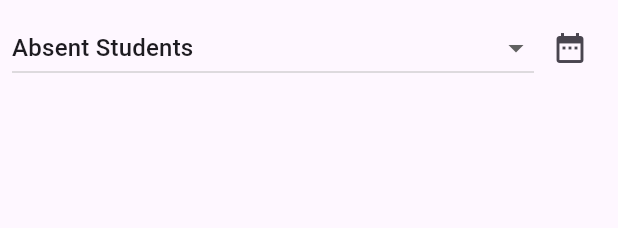
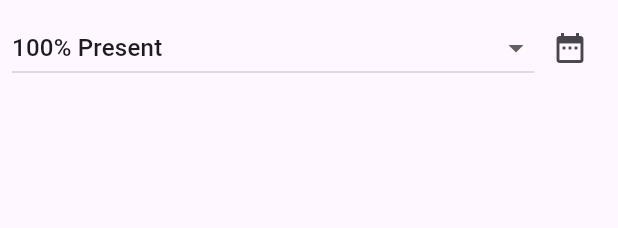
Before and after one commit to feby-saji/attendence_app, a Flutter app: the AbsentStudentsScreen widget shown alone on an empty page, opened directly, on a phone screen of 412 x 824 dp. Shown: the top 228 px of the screen. Run offline on Flutter 3.47's test engine with Material 3 defaults, Android fonts, the phone set to English and light mode, and no system bars; our stand-ins replace file_picker, shared_preferences, sqflite; missing offline and left inert: excel; accounts and stored records are empty.

Commit message:
17-12-2024

```diff
--- a/lib/db/db.dart
+++ b/lib/db/db.dart
@@ -3,6 +3,7 @@ import 'package:sqflite/sqflite.dart';
 import 'package:student_attendance/functions/formate_date.dart';
 import 'package:student_attendance/model/absent_student.dart';
 import 'package:student_attendance/model/student.dart';
+import 'package:student_attendance/model/student_attendence.dart';
 import 'package:student_attendance/screens/absent_students.dart';
 import 'package:student_attendance/screens/main_screen.dart';
 import 'package:student_attendance/screens/students_screen.dart';
@@ -97,14 +98,26 @@ class Db {
     });
   }
 
-  Future<List<Student>> fetchAttendance(DateTimeRange dateRange, Choice choice) async {
+  Future<List<AbsentStudent>> fetchAttendance(DateTimeRange dateRange, Choice choice) async {
     String startDate = formatDate(dateRange.start);
     String endDate = formatDate(dateRange.end);
 
     print('Running query with startDate: $startDate and endDate: $endDate');
 
     // Run raw query to fetch student attendance data
-    final result = await _db!.rawQuery('''
+    late final List<Map<String, Object?>> result;
+    if (choice == Choice.absentStudents) {
+      result = await _db!.rawQuery('''
+    SELECT s.student_name,
+           s.roll_number,
+           s.course_name,
+           a.date_time AS absent_date
+    FROM $_studentsTable s
+    INNER JOIN $_attendenceTable a ON s.id = a.student_id
+    WHERE a.status = 0 AND a.date_time BETWEEN ? AND ?
+    ''', [startDate, endDate]);
+    } else {
+      result = await _db!.rawQuery('''
     SELECT s.student_name,
            s.roll_number,
            s.course_name,
@@ -116,33 +129,63 @@ class Db {
     WHERE a.date_time BETWEEN ? AND ?
     GROUP BY s.student_name, s.roll_number, s.course_name
   ''', [startDate, endDate]);
-
+    }
     print('Query result: ${result.length} rows retrieved.');
 
-    List<Student> filteredStudents = [];
+    List<AbsentStudent> filteredStudents = [];
 
     for (var row in result) {
+      print('Row data: $row'); // Print each row to debug
+
       String studentName = row['student_name'] as String;
       int rollNumber = row['roll_number'] as int;
       String courseName = row['course_name'] as String;
+
+      // Use safe casting with default values for days_present, days_absent, and total_days
       int daysPresent = row['days_present'] as int? ?? 0;
       int daysAbsent = row['days_absent'] as int? ?? 0;
-      int totalDays = row['total_days'] as int;
+      int totalDays = row['total_days'] as int? ?? 0; // Provide fallback to 0 if null
 
-      print('Processing student: $studentName, Roll Number: $rollNumber');
       print('Days Present: $daysPresent, Days Absent: $daysAbsent, Total Days: $totalDays');
 
-      if (choice == Choice.fullAbsent) {
-        if (daysAbsent == totalDays && totalDays > 0) {
+      if (choice == Choice.absentStudents) {
+        // Ensure 'absent_date' exists and cast it correctly
+        if (row.containsKey('absent_date')) {
+          String absentDate = row['absent_date'] as String;
+          print('Processing absent student: $studentName, absent on: $absentDate');
+          filteredStudents.add(
+            AbsentStudent(
+              date: absentDate,
+              studentName: studentName,
+              rollNumber: rollNumber,
+              courseName: courseName,
+            ),
+          );
+        } else {
+          print('Absent date not found for $studentName');
+        }
+      } else {
+        // Handle the logic for 'fullAbsent' and other choices
+        if (choice == Choice.fullAbsent && daysAbsent == totalDays && totalDays > 0) {
           print('$studentName is absent for all days');
           filteredStudents.add(
-              Student(studentName: studentName, rollNumber: rollNumber, courseName: courseName));
-        }
-      } else {
-        if (daysPresent == totalDays && totalDays > 0) {
+            AbsentStudent(
+              date: 'date',
+              studentName: studentName,
+              rollNumber: rollNumber,
+              courseName: courseName,
+            ),
+          );
+        } else if (daysPresent == totalDays && totalDays > 0) {
           print('$studentName is present for all days');
           filteredStudents.add(
-              Student(studentName: studentName, rollNumber: rollNumber, courseName: courseName));
+            AbsentStudent(
+              date: 'date',
+              studentName: studentName,
+              rollNumber: rollNumber,
+              courseName: courseName,
+            ),
+          );
         }
       }
     }
--- a/lib/model/absent_student.dart
+++ b/lib/model/absent_student.dart
@@ -1,27 +1,31 @@
-class StudentAttendence {
-  String date;
-  int studentId;
-  bool attendenceStatus;
+class AbsentStudent {
+  String studentName;
+  int rollNumber;
+  String courseName;
+  String? date;
 
-  StudentAttendence({
-    required this.date,
-    required this.studentId,
-    required this.attendenceStatus,
+  AbsentStudent({
+    this.date,
+    required this.rollNumber,
+    required this.courseName,
+    required this.studentName,
   });
 
   Map<String, dynamic> toMap() {
     return {
       'date_time': date,
-      'student_id': studentId, // Removed extra space after student_id
-      'status': attendenceStatus ? 1 : 0, // 1 for present (true), 0 for absent (false)
+      'student_name': studentName,
+      'roll_number': rollNumber,
+      'course_name': courseName,
     };
   }
 
-  StudentAttendence fromMap(Map<String, dynamic> map) {
-    return StudentAttendence(
+  AbsentStudent fromMap(Map<String, dynamic> map) {
+    return AbsentStudent(
       date: map['date_time'],
-      studentId: map['student_id'],
-      attendenceStatus: map['status'] == 1, // 1 means present (true), 0 means absent (false)
+      studentName: map['student_name'],
+      rollNumber: map['roll_number'],
+      courseName: map['course_name'],
     );
   }
 }
--- /dev/null
+++ b/lib/model/student_attendence.dart
@@ -0,0 +1,27 @@
+class StudentAttendence {
+  String date;
+  int studentId;
+  bool attendenceStatus;
+
+  StudentAttendence({
+    required this.date,
+    required this.studentId,
+    required this.attendenceStatus,
+  });
+
+  Map<String, dynamic> toMap() {
+    return {
+      'date_time': date,
+      'student_id': studentId,
+      'status': attendenceStatus ? 1 : 0, // 1 for present (true), 0 for absent (false)
+    };
+  }
+
+  StudentAttendence fromMap(Map<String, dynamic> map) {
+    return StudentAttendence(
+      date: map['date_time'],
+      studentId: map['student_id'],
+      attendenceStatus: map['status'] == 1, // 1 means present (true), 0 means absent (false)
+    );
+  }
+}
--- a/lib/screens/absent_students.dart
+++ b/lib/screens/absent_students.dart
@@ -1,8 +1,8 @@
 import 'package:flutter/material.dart';
 import 'package:student_attendance/db/db.dart';
-import 'package:student_attendance/model/student.dart';
+import 'package:student_attendance/model/absent_student.dart';
 
-ValueNotifier<List<Student>> filteredStudents = ValueNotifier<List<Student>>([]);
+ValueNotifier<List<AbsentStudent>> filteredStudents = ValueNotifier<List<AbsentStudent>>([]);
 DateTimeRange? selectedDateRange;
 
 class AbsentStudentsScreen extends StatefulWidget {
@@ -19,11 +19,11 @@ enum Choice {
 }
 
 class _AbsentStudentsScreenState extends State<AbsentStudentsScreen> {
-  Choice? _choice = Choice.absentStudents;
+  Choice? _choice = Choice.fullPresent;
 
   @override
   void initState() {
-    // _fetchFilteredStudents();
+    _fetchFilteredStudents();
     super.initState();
   }
 
@@ -39,19 +39,18 @@ class _AbsentStudentsScreenState extends State<AbsentStudentsScreen> {
 
     if (_choice == Choice.absentStudents) {
       // Fetch absences from the database
-      //  filteredStudents = await Db().fetchAbsences(
-      //   selectedDateRange!.start,
-      //   selectedDateRange!.end,
-      // );
-      // print('Fetched absences: ${absences.length}');
-      // filteredAbsences.value = absences;
+      filteredStudents.value = await Db().fetchAttendance(
+        selectedDateRange!,
+        _choice!,
+      );
     } else {
-      List<Student> students = await Db().fetchAttendance(
+      List<AbsentStudent> students = await Db().fetchAttendance(
         selectedDateRange!,
         _choice!,
       );
       print('Fetched students: ${students.length}');
       filteredStudents.value = students;
+      filteredStudents.notifyListeners();
     }
   }
 
@@ -113,17 +112,19 @@ class _AbsentStudentsScreenState extends State<AbsentStudentsScreen> {
         Expanded(
           child: ValueListenableBuilder(
             valueListenable: filteredStudents,
-            builder: (context, List<Student> students, _) {
+            builder: (context, List<AbsentStudent> students, _) {
               if (students.isEmpty) {
                 return const Center(child: Text('No students found for the selected filter.'));
               }
               return ListView.builder(
                 itemCount: students.length,
                 itemBuilder: (context, index) {
-                  Student student = students[index];
+                  AbsentStudent student = students[index];
                   return ListTile(
                     title: Text(student.studentName),
-                    subtitle: Text('Roll: ${student.rollNumber}, Course: ${student.courseName}'),
+                    subtitle: student.date != null
+                        ? Text('Roll: ${student.rollNumber}, Date: ${student.date}')
+                        : Text('Roll: ${student.rollNumber}'),
                   );
                 },
               );
```
